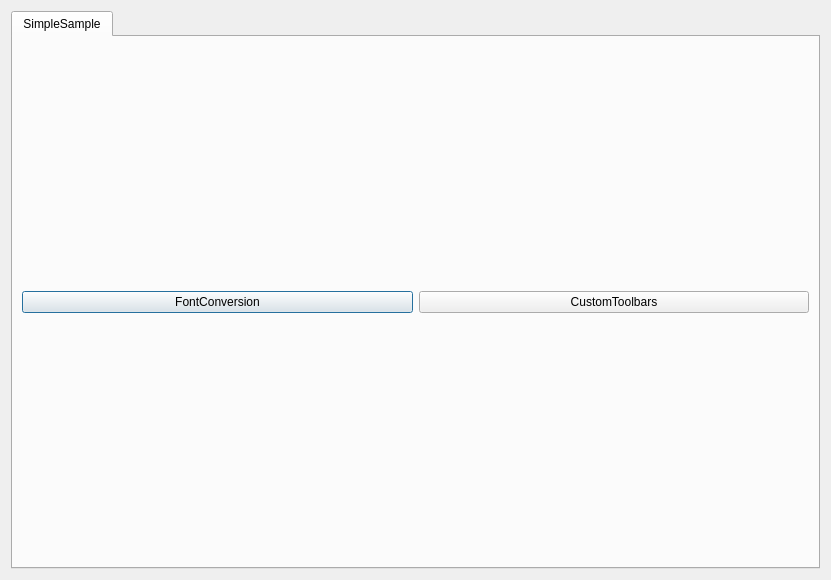
The window that Qt_Notes/Example/DesignerSimpleSample/AMyWidget.ui (Jacob-xyb/Cpp_Note) describes before a commit, drawn with Qt 5.
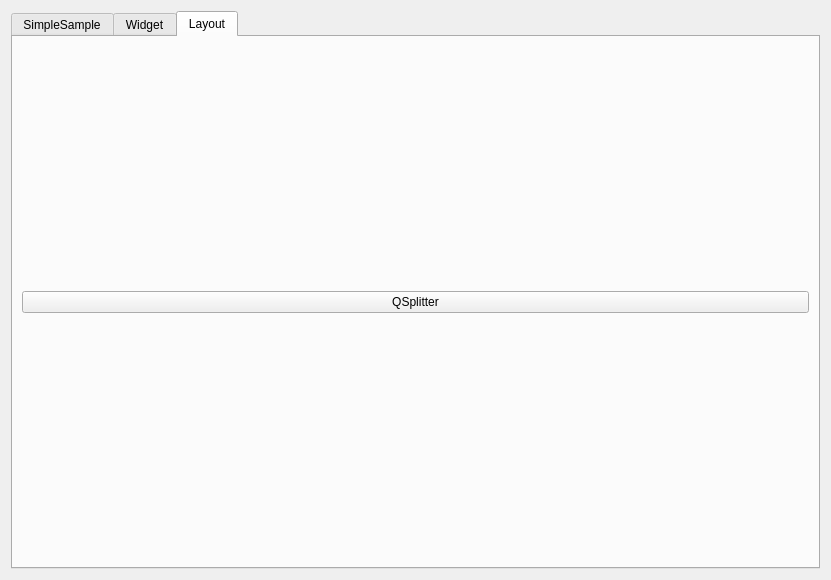
The same window after the commit.

Patch:
```diff
--- a/Qt_Notes/Example/DesignerSimpleSample/AMyWidget.ui
+++ b/Qt_Notes/Example/DesignerSimpleSample/AMyWidget.ui
@@ -17,7 +17,7 @@
    <item>
     <widget class="QTabWidget" name="tabWidget">
      <property name="currentIndex">
-      <number>0</number>
+      <number>2</number>
      </property>
      <widget class="QWidget" name="tab">
       <attribute name="title">
@@ -35,6 +35,32 @@
         <widget class="QPushButton" name="btn_CustomToolbars">
          <property name="text">
           <string>CustomToolbars</string>
+         </property>
+        </widget>
+       </item>
+       <item row="0" column="0">
+        <widget class="QPushButton" name="btn_FontConversion">
+         <property name="text">
+          <string>FontConversion</string>
+         </property>
+        </widget>
+       </item>
+      </layout>
+     </widget>
+     <widget class="QWidget" name="tab_2">
+      <attribute name="title">
+       <string>Widget</string>
+      </attribute>
+     </widget>
+     <widget class="QWidget" name="tab_3">
+      <attribute name="title">
+       <string>Layout</string>
+      </attribute>
+      <layout class="QGridLayout" name="gridLayout_2">
+       <item row="0" column="0">
+        <widget class="QPushButton" name="btn_Splitter">
+         <property name="text">
+          <string>QSplitter</string>
          </property>
         </widget>
        </item>
```
Left out of the diff: 7 changed lines with no effect on the pictures.
